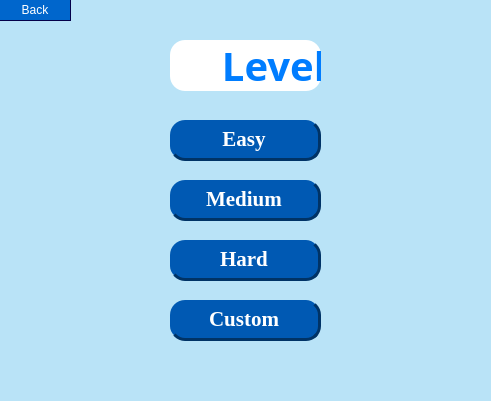
This is level.ui in CREVIOS/minesweeper as Qt 5 draws it before an edit. The edited form follows.
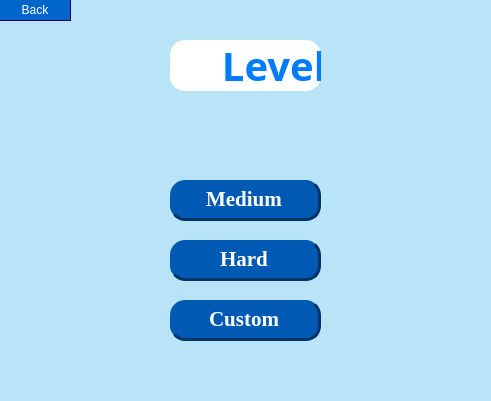
This is the edited form.

Diff of the .ui file:
```diff
--- a/level.ui
+++ b/level.ui
@@ -20,52 +20,6 @@
 border-radius: 15px;
 }</string>
   </property>
-  <widget class="QPushButton" name="Easy">
-   <property name="geometry">
-    <rect>
-     <x>170</x>
-     <y>120</y>
-     <width>151</width>
-     <height>41</height>
-    </rect>
-   </property>
-   <property name="font">
-    <font>
-     <family>Georgia</family>
-     <pointsize>16</pointsize>
-     <bold>true</bold>
-    </font>
-   </property>
-   <property name="styleSheet">
-    <string notr="true">QPushButton{ 
-border-radius: 15px;
-border-right: 3px solid #003366;
-border-bottom: 3px solid #003366;
-}
-QPushButton:enabled{
-background-color: #0059b3;
-color: white;
-}
-QPushButton:pressed{
-background-color: #040273;
-color: white;
-}
-QPushButton:hover:!pressed{
-background-color: #0059b3;
-color: white;
-}
-QPushButton:disabled{
-background-color: #87CEEB;
-color: #000000;
-}
-
-
-</string>
-   </property>
-   <property name="text">
-    <string>Easy</string>
-   </property>
-  </widget>
   <widget class="QPushButton" name="meidum">
    <property name="geometry">
     <rect>
```
